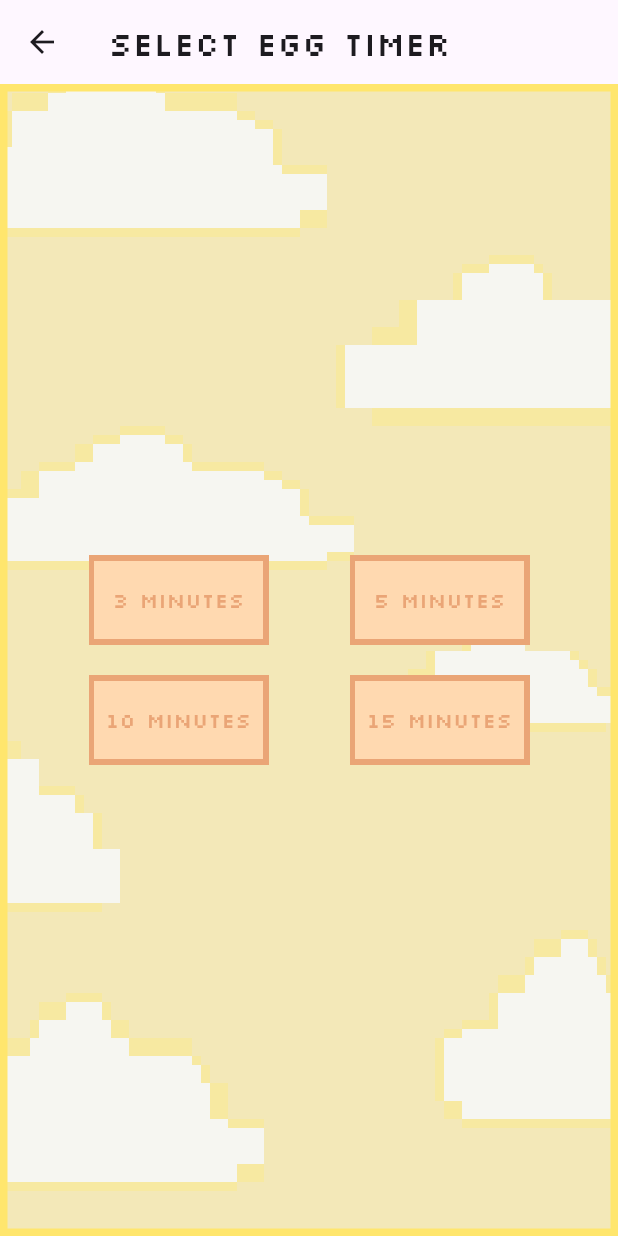
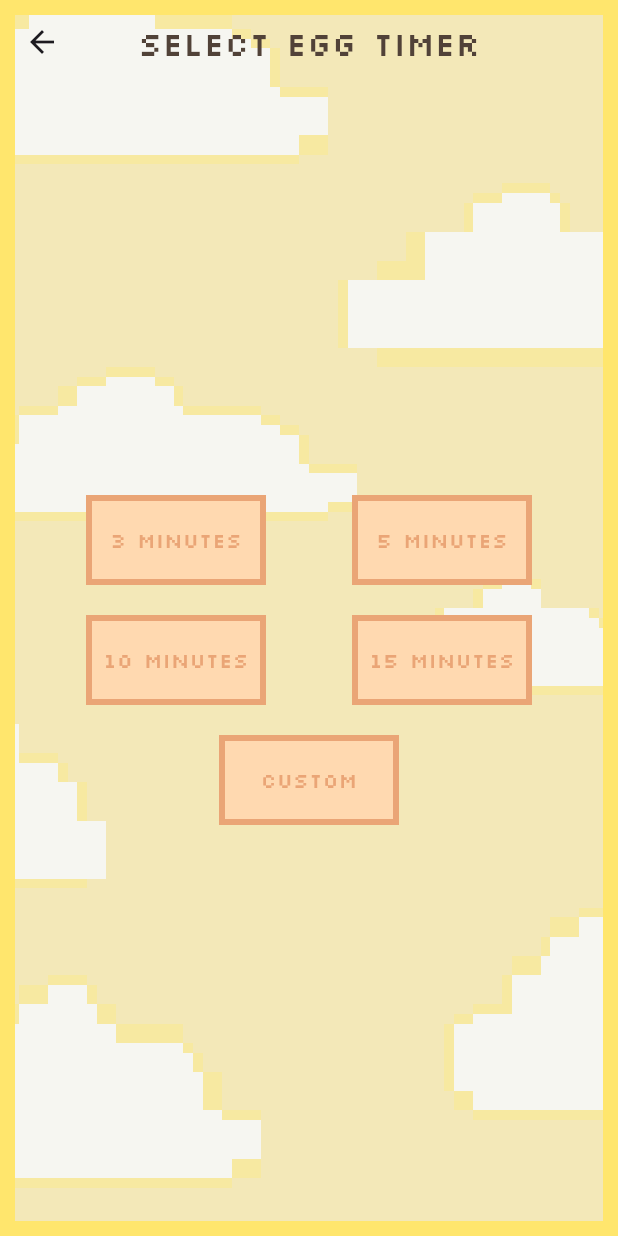
Before and after one commit to Cesar-s16/EggClock, a Flutter app: the screen it shows after launch, after a tap on "Iniciar", on a phone screen of 412 x 824 dp. Run offline on Flutter 3.47's test engine with Material 3 defaults, Android fonts, the phone set to English and light mode, and no system bars.

Commit message:
add: CustomTimer

```diff
--- a/lib/egg_timer_selection.dart
+++ b/lib/egg_timer_selection.dart
@@ -1,27 +1,17 @@
 import 'package:egg_clock/colors.dart';
+import 'package:egg_clock/helper.dart';
 import 'package:egg_clock/personal_button.dart';
 import 'package:flutter/material.dart';
-import 'egg_timer.dart';
 
 class EggTimerSelection extends StatelessWidget {
-  EggTimerSelection({super.key});
-
-  void _navigateToTimer(BuildContext context, int minutes) {
-    Navigator.push(
-      context,
-      MaterialPageRoute(
-        builder: (context) => EggTimer(minutes: minutes),
-      ),
-    );
-  }
+  const EggTimerSelection({super.key});
 
   @override
   Widget build(BuildContext context) {
     return Scaffold(
-      appBar: AppBar(
-        title: const Text('Select Egg Timer'),
-      ),
-      body: Container(
+      body: Stack(
+        children: [
+          Container(
             decoration: BoxDecoration(
               image: DecorationImage(
                 image: AssetImage('assets/images/eggClock_background.png'),
@@ -30,9 +20,20 @@ class EggTimerSelection extends StatelessWidget {
               ),
               border: Border.all(
                 color: EggColors.windowBorder,
-            width: 5,
+                width: 10,
               ),
             ),
+          ),
+          Column(
+            children: [
+              AppBar(
+                backgroundColor: Colors.transparent,
+                elevation: 0,
+                centerTitle: true,
+                title: const Text('Select Egg Timer',
+                    style: TextStyle(color: EggColors.textPrimary)),
+              ),
+              Expanded(
                 child: Center(
                   child: Column(
                     mainAxisAlignment: MainAxisAlignment.center,
@@ -41,13 +42,13 @@ class EggTimerSelection extends StatelessWidget {
                         mainAxisAlignment: MainAxisAlignment.spaceEvenly,
                         children: <Widget>[
                           PButton(
-                    onPressed: () => _navigateToTimer(context, 3),
+                            onPressed: () => navigateToTimer(context, 3 * 60),
                             text: '3 Minutes',
                             width: 120,
                             height: 60,
                           ),
                           PButton(
-                    onPressed: () => _navigateToTimer(context, 5),
+                            onPressed: () => navigateToTimer(context, 5 * 60),
                             text: '5 Minutes',
                             width: 120,
                             height: 60,
@@ -59,23 +60,34 @@ class EggTimerSelection extends StatelessWidget {
                         mainAxisAlignment: MainAxisAlignment.spaceEvenly,
                         children: <Widget>[
                           PButton(
-                    onPressed: () => _navigateToTimer(context, 10),
+                            onPressed: () => navigateToTimer(context, 10 * 60),
                             text: '10 Minutes',
                             width: 120,
                             height: 60,
                           ),
                           PButton(
-                    onPressed: () => _navigateToTimer(context, 15),
+                            onPressed: () => navigateToTimer(context, 15 * 60),
                             text: '15 Minutes',
                             width: 120,
                             height: 60,
                           ),
                         ],
                       ),
+                      const SizedBox(height: 20),
+                      PButton(
+                        onPressed: () => showCustomTimeDialog(context),
+                        text: 'Custom',
+                        width: 120,
+                        height: 60,
+                      ),
                     ],
                   ),
                 ),
               ),
+            ],
+          ),
+        ],
+      ),
     );
   }
 }
--- a/lib/home.dart
+++ b/lib/home.dart
@@ -23,37 +23,9 @@ class _HomePageState extends State<HomePage> {
   @override
   Widget build(BuildContext context) {
     return Scaffold(
-      appBar: AppBar(
-        title: const Text('Home Page'),
-      ),
-      // drawer: Drawer(
-      //   child: ListView(
-      //     padding: EdgeInsets.zero,
-      //     children: const <Widget>[
-      //       DrawerHeader(
-      //         decoration: BoxDecoration(
-      //           color: Colors.blue,
-      //         ),
-      //         child: Text(
-      //           'Menu',
-      //           style: TextStyle(
-      //             color: EggColors.textPrimary,
-      //             fontSize: 24,
-      //           ),
-      //         ),
-      //       ),
-      //       ListTile(
-      //         leading: Icon(Icons.home),
-      //         title: Text('Home'),
-      //       ),
-      //       ListTile(
-      //         leading: Icon(Icons.settings),
-      //         title: Text('Settings'),
-      //       ),
-      //     ],
-      //   ),
-      // ),
-      body: Container(
+      body: Stack(
+        children: [
+          Container(
             decoration: BoxDecoration(
               image: DecorationImage(
                 image: AssetImage('assets/images/eggClock_background.png'),
@@ -62,16 +34,28 @@ class _HomePageState extends State<HomePage> {
               ),
               border: Border.all(
                 color: EggColors.windowBorder,
-            width: 5,
+                width: 10,
               ),
             ),
+          ),
+          Column(
+            children: [
+              AppBar(
+                backgroundColor: Colors.transparent,
+                elevation: 0,
+                centerTitle: true,
+                title: const Text('Home Page',
+                    style: TextStyle(color: EggColors.textPrimary)),
+              ),
+              Expanded(
                 child: Center(
                   child: Column(
                     mainAxisAlignment: MainAxisAlignment.center,
                     children: <Widget>[
                       const Text(
                         'A cocinar esos webos',
-                style: TextStyle(fontSize: 24, color: EggColors.textPrimary),
+                        style: TextStyle(
+                            fontSize: 24, color: EggColors.textPrimary),
                       ),
                       const SizedBox(height: 20),
                       PButton(
@@ -84,6 +68,10 @@ class _HomePageState extends State<HomePage> {
                   ),
                 ),
               ),
+            ],
+          ),
+        ],
+      ),
     );
   }
 }
--- a/pubspec.yaml
+++ b/pubspec.yaml
@@ -7,13 +7,14 @@ environment:
   sdk: ^3.6.1
 
 dependencies:
+  # window_size: ^0.3.0
   flutter:
     sdk: flutter
+  # flutter_lints: ^5.0.0
 
 dev_dependencies:
   flutter_test:
     sdk: flutter
-  flutter_lints: ^5.0.0
 
 flutter:
   uses-material-design: true
```
Also changed, not shown: lib/egg_timer.dart (+30 -14 lines), lib/helper.dart (added, +166 -0 lines), pubspec.lock, 1 other file. Lines whose indentation alone changed are shown as unchanged.
